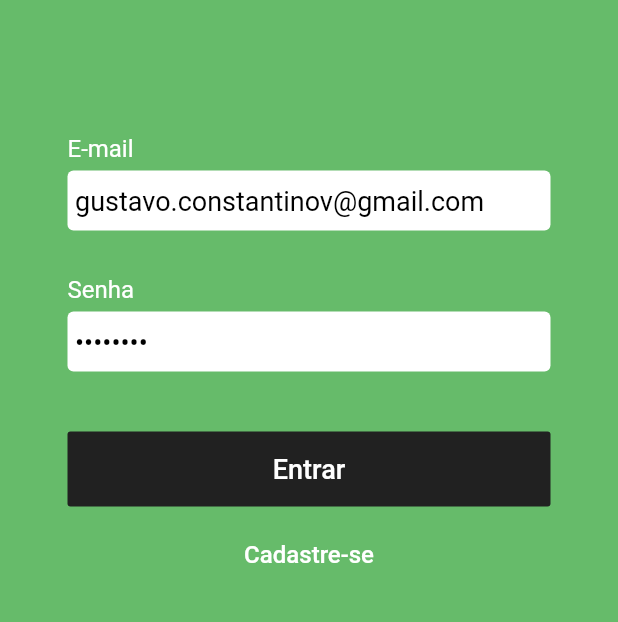
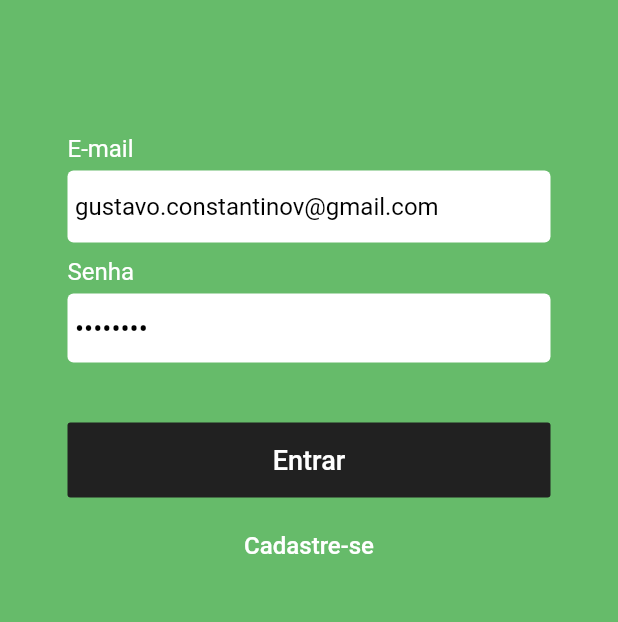
Before and after one commit to gustavoconstantinov/stickynotes, a Flutter app: the screen it shows after launch, after a tap on "Iniciar", on a phone screen of 412 x 824 dp, the part 344-966 px from its top. Run offline on Flutter 3.47's test engine with Material 2 defaults, Android fonts, the phone set to English and light mode, and no system bars; our stand-ins replace cloud_firestore, firebase_auth, firebase_core, get, google_sign_in; accounts and stored records are empty; network calls fail; Roboto replaces fonts that are missing (Georgia, Hind).

Commit message:
versão sem bugs

```diff
--- a/lib/screens/home/home.dart
+++ b/lib/screens/home/home.dart
@@ -23,7 +23,7 @@ class Home extends StatelessWidget {
                   children: [
                     Container(
                         width: double.infinity,
-                        margin: EdgeInsets.only(bottom: 10),
+                        margin: EdgeInsets.only(bottom: 10, top:20),
                         child: Row(
                           children: [
                             Text(
@@ -55,7 +55,8 @@ class Home extends StatelessWidget {
                                       "",
                                   _.notesList[index]['text'] ?? "",
                                   _.notesList[index]['id'] ?? "",
-                                  Color(_.getColor()));
+                                  Color(_.getColorIndex(_.notesList[index]['color'] ?? "")));
+                                  //Color(_.getColor()));
                             }),
                       ),
                     )
--- a/lib/screens/login/login.dart
+++ b/lib/screens/login/login.dart
@@ -36,27 +36,30 @@ class Login extends StatelessWidget {
                     )),
                 Container(
                     alignment: Alignment.centerLeft,
+                    margin: EdgeInsets.only(bottom:5),
                     child: Text("E-mail",
                         style: TextStyle(
                         fontSize: 16),
                     )),
-                Container(
-                  padding: EdgeInsets.symmetric(horizontal: 5, vertical: 5),
-                  margin: EdgeInsets.only(bottom: 20, top: 5),
-                  height: 40,
-                  decoration: BoxDecoration(
-                      color: Colors.white,
-                      borderRadius: BorderRadius.circular(4)
+                TextField(
+                  controller: email,
+                  decoration: InputDecoration(
+                    contentPadding: EdgeInsets.symmetric(horizontal: 5),
+                    filled: true,
+                      fillColor: Colors.white,
+                      border: OutlineInputBorder(
+                        borderRadius: BorderRadius.circular(4),
+                        borderSide: BorderSide(
+                          width: 0,
+                          style: BorderStyle.none,
+                        ),
+                      ),
                   ),
-                  child: TextField(
-                    controller: email,
-                    decoration: InputDecoration(
-                        border: InputBorder.none
-                    ),
-                    style: TextStyle(color: Colors.black, fontSize: 18),
-                    keyboardType: TextInputType.text,
-                    maxLines: 1,
-                  ),
+                  style: TextStyle(color: Colors.black, fontSize: 16),
+                  keyboardType: TextInputType.text,
+                  maxLines: 1,
+
+
                 ),
                 Container(
                     margin: EdgeInsets.only(top: 10),
@@ -66,11 +69,11 @@ class Login extends StatelessWidget {
                           fontSize: 16),
                     )),
                 Container(
-                  height: 40,
+                  height: 46,
                   decoration: BoxDecoration(
                       color: Colors.white,
                       borderRadius: BorderRadius.circular(4)),
-                  padding: EdgeInsets.symmetric(horizontal: 5, vertical: 5),
+                  padding: EdgeInsets.only(left: 5, right: 5, bottom: 8),
                   margin: EdgeInsets.only(bottom: 40, top: 5),
                   child: TextFormField(
                     controller: password,
```
Also changed, not shown: lib/controllers/userController.dart (+6 -2 lines), lib/screens/home/card_item.dart (+5 -5 lines), 1 other file.
